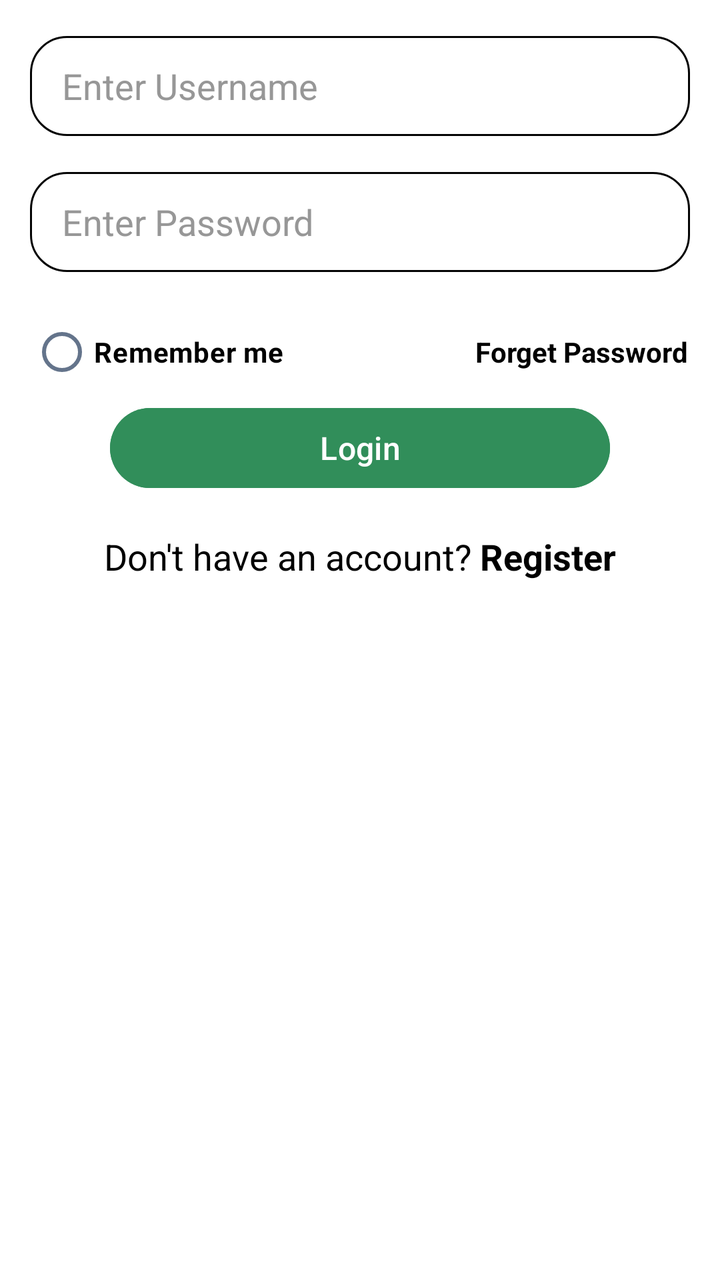
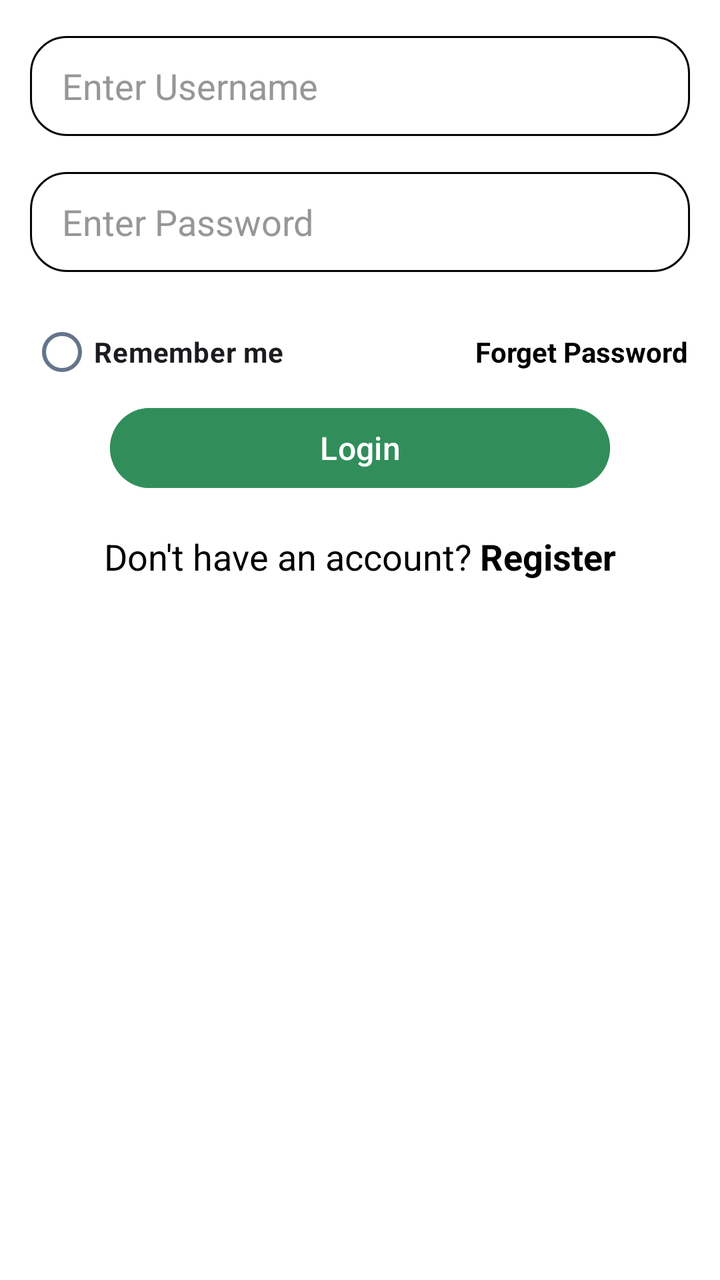

Before-and-after screenshots of an Android layout around one commit, followed by the original layout XML and the change that was made.
<!-- AndroidManifest.xml: application theme Theme.HealthYatra -->
<!-- res/layout/fragment_login.xml -->
<?xml version="1.0" encoding="utf-8"?>
<androidx.constraintlayout.widget.ConstraintLayout xmlns:android="http://schemas.android.com/apk/res/android"
    xmlns:app="http://schemas.android.com/apk/res-auto"
    xmlns:tools="http://schemas.android.com/tools"
    android:id="@+id/frameLayout2"
    android:layout_width="match_parent"
    android:layout_height="match_parent"
    android:background="@color/primary"
    tools:context=".fragment.Login">



    <androidx.appcompat.widget.AppCompatEditText
        android:id="@+id/LoginUsername"
        android:layout_width="0dp"
        android:layout_height="50dp"
        android:layout_marginStart="15dp"
        android:layout_marginEnd="15dp"
        android:background="@drawable/bg_edittext"
        android:hint="@string/enter_username"
        android:autofillHints="username"
        android:inputType="textPersonName"
        android:textColorHint="#FB959595"
        android:layout_marginTop="18dp"
        app:layout_constraintEnd_toEndOf="parent"
        app:layout_constraintStart_toStartOf="parent"
        app:layout_constraintTop_toTopOf="parent" />


    <androidx.appcompat.widget.AppCompatEditText
        android:id="@+id/LoginPassword"
        android:layout_width="0dp"
        android:layout_height="50dp"
        android:layout_marginStart="15dp"
        android:layout_marginEnd="15dp"
        android:background="@drawable/bg_edittext"
        android:autofillHints="password"
        android:hint="@string/enter_password"
        android:inputType="textPassword"
        android:textColorHint="#FB959595"
        android:layout_marginTop="18dp"
        app:layout_constraintEnd_toEndOf="parent"
        app:layout_constraintStart_toStartOf="parent"
        app:layout_constraintTop_toBottomOf="@id/LoginUsername"/>

    <RadioButton
        android:id="@+id/rememberBtn"
        android:layout_width="wrap_content"
        android:layout_height="wrap_content"
        android:layout_marginTop="16dp"
        android:text="@string/remember_me"
        android:textColor="#000000"
        android:textStyle="bold"
        app:layout_constraintStart_toStartOf="@+id/LoginPassword"
        app:layout_constraintTop_toBottomOf="@+id/LoginPassword" />


    <TextView
        android:id="@+id/forgetPass"
        android:layout_width="wrap_content"
        android:layout_height="wrap_content"

        android:layout_marginStart="50dp"
        android:text="@string/forget_password"
        android:textColor="#000000"
        android:textStyle="bold"
        app:layout_constraintBaseline_toBaselineOf="@+id/rememberBtn"
        app:layout_constraintEnd_toEndOf="@+id/LoginPassword"
        app:layout_constraintHorizontal_bias="0.979"
        app:layout_constraintStart_toEndOf="@+id/rememberBtn" />

    <com.google.android.material.button.MaterialButton
        android:id="@+id/LoginBtn"
        android:layout_width="250dp"
        android:layout_height="wrap_content"

        android:backgroundTint="#318E5A"
        android:text="@string/login"
        android:textSize="16sp"
        android:textColor="@color/primary"
        app:layout_constraintEnd_toEndOf="parent"
        app:layout_constraintStart_toStartOf="parent"
        app:layout_constraintTop_toBottomOf="@id/rememberBtn" />

    <LinearLayout
        android:layout_width="wrap_content"
        android:layout_height="wrap_content"
        android:orientation="horizontal"
        android:layout_marginTop="18dp"
        app:layout_constraintEnd_toEndOf="parent"
        app:layout_constraintStart_toStartOf="parent"
        app:layout_constraintTop_toBottomOf="@+id/LoginBtn">

        <TextView
            android:layout_width="wrap_content"
            android:layout_height="wrap_content"
            android:text="@string/don_t_have_an_account"
            android:textColor="@color/text_primary"
            android:textSize="18sp" />

        <TextView
            android:id="@+id/tvRegister"
            android:layout_width="wrap_content"
            android:layout_height="wrap_content"
            android:clickable="true"
            android:layout_marginStart="4dp"
            android:text="@string/register"
            android:textColor="@color/text_primary"
            android:textSize="18sp"
            android:textStyle="bold" />

    </LinearLayout>


</androidx.constraintlayout.widget.ConstraintLayout>
<!-- resources referenced by this layout -->
<resources>
  <color name="primary">#FFFFFF</color>
  <color name="text_primary">#000000</color>
  <!-- drawable bg_edittext (drawable) -->
  <?xml version="1.0" encoding="utf-8"?>
  <selector xmlns:android="http://schemas.android.com/apk/res/android">
  
      
      <item android:state_focused="true">
          <shape android:shape="rectangle">
  
              <solid android:color="#00FBFBFB" />
  
              <stroke
                  android:width="2dp"
                  android:color="#4BD9AC" />
  
              <corners android:radius="18dp" />
  
              <padding
                  android:left="16dp"
                  android:top="0dp"
                  android:right="16dp"
                  android:bottom="0dp" />
  
          </shape>
      </item>
  
      
      <item>
          <shape android:shape="rectangle">
  
              <solid android:color="#00FBFBFB" />
  
              <stroke
                  android:width="1dp"
                  android:color="#040404" />
  
              <corners android:radius="18dp" />
  
              <padding
                  android:left="16dp"
                  android:top="0dp"
                  android:right="16dp"
                  android:bottom="0dp" />
  
          </shape>
      </item>
  
  </selector>
  <string name="don_t_have_an_account">Don\'t have an account?</string>
  <string name="enter_password">Enter Password</string>
  <string name="enter_username">Enter Username</string>
  <string name="forget_password">Forget Password</string>
  <string name="login">Login</string>
  <string name="register">Register</string>
  <string name="remember_me">Remember me</string>
  <style name="Theme.HealthYatra" parent="Theme.Material3.Light.NoActionBar">
  
          <item name="colorPrimary">@color/primary</item>
          <item name="colorPrimaryContainer">@color/primary_light</item>
  
          <item name="android:colorBackground">@color/background</item>
          <item name="colorSurface">@color/white</item>
  
          <item name="android:textColorPrimary">@color/text_primary</item>
          <item name="android:textColorSecondary">@color/text_secondary</item>
  
          
          <item name="android:statusBarColor">@color/text_primary</item>
          <item name="android:windowLightStatusBar">true</item>
  
          
          <item name="android:navigationBarColor">@color/white</item>
  
          <item name="colorControlActivated">#1565C0</item>
  
          <item name="colorOnSurface">#1F2937</item>
          <item name="colorOnSurfaceVariant">#64748B</item>
  
      </style>
  <color name="primary_light">#CACACA</color>
  <color name="background">#F8FAFC</color>
  <color name="white">#FFFFFF</color>
  <color name="text_secondary">#64748B</color>
</resources>

<!-- the commit's change to res/layout/fragment_login.xml (unified diff, before → after) -->
@@ -19,7 +19,7 @@
         android:background="@drawable/bg_edittext"
         android:hint="@string/enter_username"
         android:autofillHints="username"
-        android:inputType="textPersonName"
+
         android:textColorHint="#FB959595"
         android:layout_marginTop="18dp"
         app:layout_constraintEnd_toEndOf="parent"
@@ -34,7 +34,6 @@
         android:layout_marginStart="15dp"
         android:layout_marginEnd="15dp"
         android:background="@drawable/bg_edittext"
-        android:autofillHints="password"
         android:hint="@string/enter_password"
         android:inputType="textPassword"
         android:textColorHint="#FB959595"
@@ -49,7 +48,6 @@
         android:layout_height="wrap_content"
         android:layout_marginTop="16dp"
         android:text="@string/remember_me"
-        android:textColor="#000000"
         android:textStyle="bold"
         app:layout_constraintStart_toStartOf="@+id/LoginPassword"
         app:layout_constraintTop_toBottomOf="@+id/LoginPassword" />
